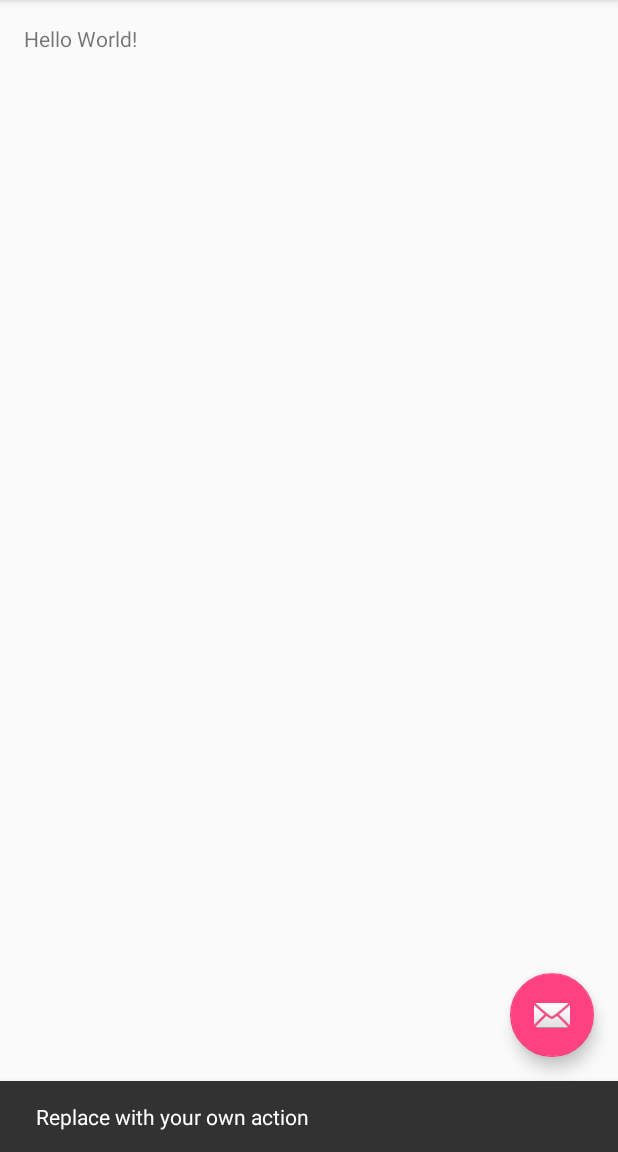
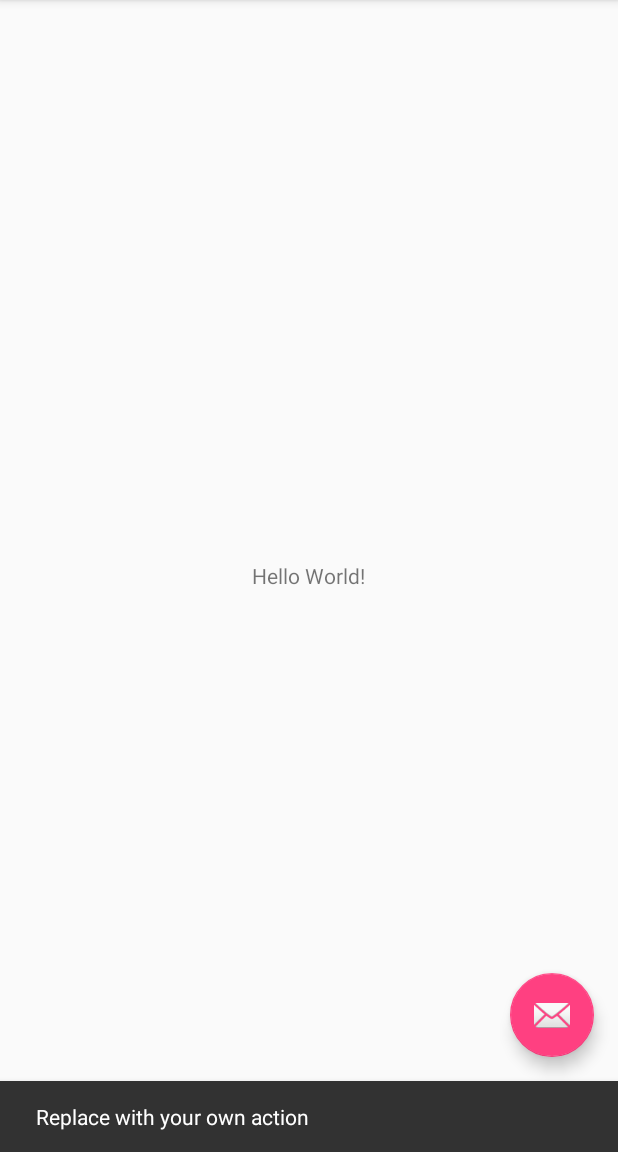
Before and after one commit to fbvieira/testproject, an Android app: the screen it shows after launch (MainActivity), after a tap on an icon or button, on a phone screen of 412 x 824 dp, the part 84-1236 px from its top. Run offline under Robolectric (Android 15) with nearby library versions, the phone set to English and light mode, and no system bars.

Commit message:
Second Version

```diff
--- a/app/src/main/res/layout/content_main.xml
+++ b/app/src/main/res/layout/content_main.xml
@@ -15,5 +15,7 @@
     <TextView
         android:layout_width="wrap_content"
         android:layout_height="wrap_content"
-        android:text="Hello World!" />
+        android:text="Hello World!"
+        android:layout_centerVertical="true"
+        android:layout_centerHorizontal="true" />
 </RelativeLayout>
```
